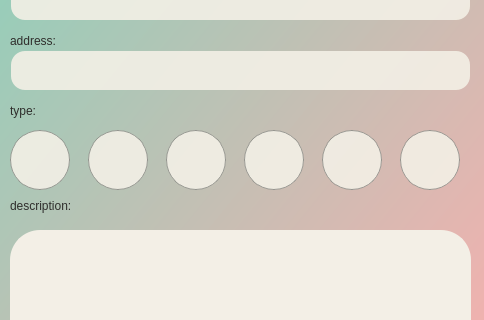
Qt form client/createrlabel.ui (AleksandraSorokovikova/MyPlace) before a commit; both pictures show x 0 to 484 and y 110 to 430 of the 484 by 594 pixel window.
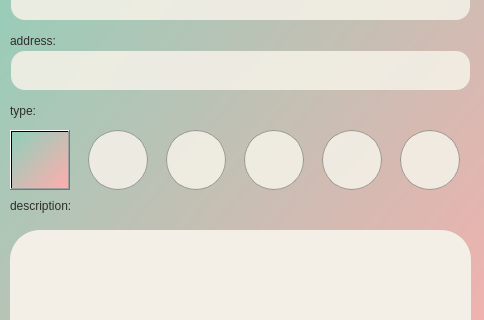
The same form after that commit.

```diff
--- a/client/createrlabel.ui
+++ b/client/createrlabel.ui
@@ -234,7 +234,10 @@
    <property name="styleSheet">
     <string notr="true">border: 1px solid rgb(136, 138, 133, 200);
 background: rgba(243, 239, 230,230);
-border-radius:30px;</string>
+border-radius:30px;
+on Clicked: {
+background: rgba(136, 138, 133, 200);
+}</string>
    </property>
    <property name="text">
     <string/>
```
Left out of the diff: 14 changed lines with no effect on the pictures.
